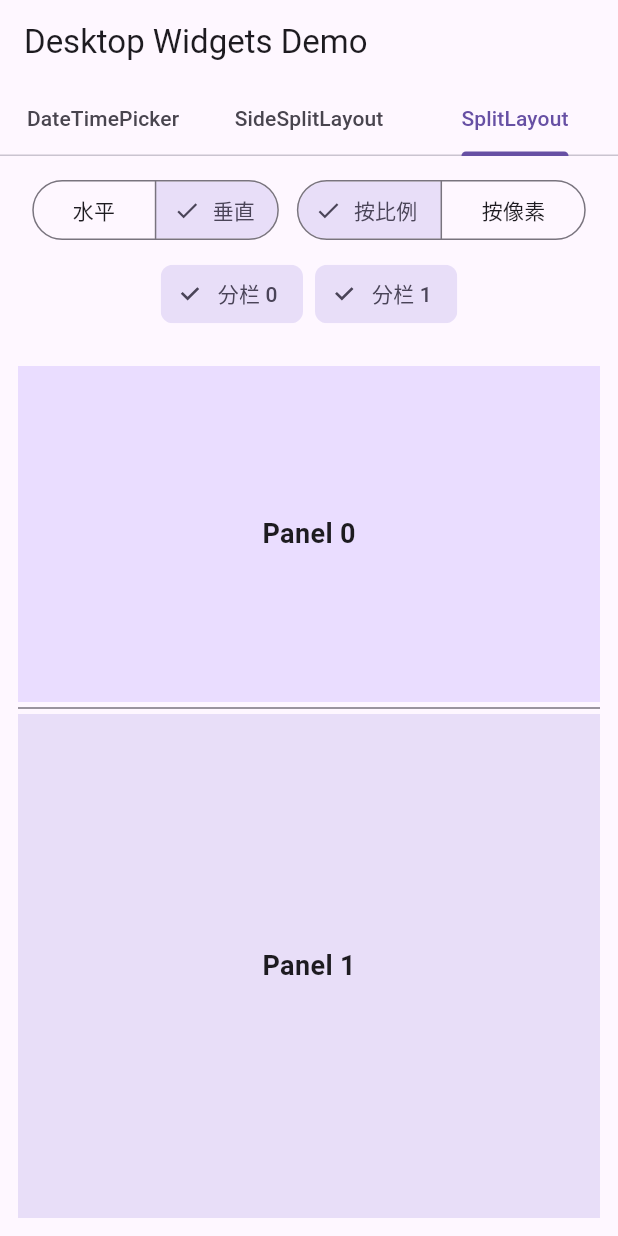
After one commit to foolkit/desktop_widgets, a Flutter app: the screen it shows after launch, tab 3 chosen, after a tap on "垂直", on a phone screen of 412 x 824 dp. The commit adds this screen. Run offline on Flutter 3.47's test engine with Material 3 defaults, Android fonts, the phone set to English and light mode, and no system bars; our stand-ins replace plugin_platform_interface, web.

Commit message:
feat(widget): 实现分栏布局组件

```diff
--- a/example/lib/main.dart
+++ b/example/lib/main.dart
@@ -1,6 +1,7 @@
 import 'package:flutter/material.dart';
 import 'package:desktop_widgets/desktop_widgets.dart';
 import 'side_split_layout_demo.dart';
+import 'split_layout_demo.dart';
 
 void main() {
   runApp(const MyApp());
@@ -14,7 +15,7 @@ class MyApp extends StatelessWidget {
     return MaterialApp(
       title: 'Desktop Widgets Demo',
       home: DefaultTabController(
-        length: 2,
+        length: 3,
         child: Scaffold(
           appBar: AppBar(
             title: const Text('Desktop Widgets Demo'),
@@ -22,6 +23,7 @@ class MyApp extends StatelessWidget {
               tabs: <Widget>[
                 Tab(text: 'DateTimePicker'),
                 Tab(text: 'SideSplitLayout'),
+                Tab(text: 'SplitLayout'),
               ],
             ),
           ),
@@ -32,6 +34,7 @@ class MyApp extends StatelessWidget {
                 child: DateTimePickerDemo(),
               ),
               SideSplitLayoutDemo(),
+              SplitLayoutDemo(),
             ],
           ),
         ),
--- /dev/null
+++ b/example/lib/split_layout_demo.dart
@@ -0,0 +1,133 @@
+import 'package:flutter/material.dart';
+import 'package:desktop_widgets/desktop_widgets.dart';
+
+class SplitLayoutDemo extends StatefulWidget {
+  const SplitLayoutDemo({super.key});
+
+  @override
+  State<SplitLayoutDemo> createState() => _SplitLayoutDemoState();
+}
+
+class _SplitLayoutDemoState extends State<SplitLayoutDemo> {
+  final SplitLayoutController _controller = SplitLayoutController();
+  SplitAxis _axis = SplitAxis.horizontal;
+  SplitSizeUnit _sizeUnit = SplitSizeUnit.proportional;
+
+  @override
+  void dispose() {
+    _controller.dispose();
+    super.dispose();
+  }
+
+  Widget _buildPanel(String title, Color color) {
+    return Container(
+      color: color,
+      alignment: Alignment.center,
+      child: Text(
+        title,
+        style: const TextStyle(fontSize: 18, fontWeight: FontWeight.bold),
+      ),
+    );
+  }
+
+  @override
+  Widget build(BuildContext context) {
+    final theme = Theme.of(context);
+
+    return Column(
+      children: <Widget>[
+        Padding(
+          padding: const EdgeInsets.all(12),
+          child: Wrap(
+            spacing: 12,
+            runSpacing: 8,
+            alignment: WrapAlignment.center,
+            children: <Widget>[
+              SegmentedButton<SplitAxis>(
+                selected: <SplitAxis>{_axis},
+                onSelectionChanged: (selection) {
+                  setState(() => _axis = selection.first);
+                },
+                segments: const <ButtonSegment<SplitAxis>>[
+                  ButtonSegment(
+                    value: SplitAxis.horizontal,
+                    label: Text('水平'),
+                  ),
+                  ButtonSegment(
+                    value: SplitAxis.vertical,
+                    label: Text('垂直'),
+                  ),
+                ],
+              ),
+              SegmentedButton<SplitSizeUnit>(
+                selected: <SplitSizeUnit>{_sizeUnit},
+                onSelectionChanged: (selection) {
+                  setState(() => _sizeUnit = selection.first);
+                },
+                segments: const <ButtonSegment<SplitSizeUnit>>[
+                  ButtonSegment(
+                    value: SplitSizeUnit.proportional,
+                    label: Text('按比例'),
+                  ),
+                  ButtonSegment(
+                    value: SplitSizeUnit.pixel,
+                    label: Text('按像素'),
+                  ),
+                ],
+              ),
+              ListenableBuilder(
+                listenable: _controller,
+                builder: (context, child) {
+                  return Row(
+                    mainAxisSize: MainAxisSize.min,
+                    children: <Widget>[
+                      FilterChip(
+                        label: const Text('分栏 0'),
+                        selected: _controller.panel0Visible,
+                        onSelected: (selected) {
+                          _controller.setPanelVisible(0, selected);
+                        },
+                      ),
+                      const SizedBox(width: 8),
+                      FilterChip(
+                        label: const Text('分栏 1'),
+                        selected: _controller.panel1Visible,
+                        onSelected: (selected) {
+                          _controller.setPanelVisible(1, selected);
+                        },
+                      ),
+                    ],
+                  );
+                },
+              ),
+            ],
+          ),
+        ),
+        Expanded(
+          child: Padding(
+            padding: const EdgeInsets.all(12),
+            child: SplitLayout(
+              axis: _axis,
+              sizeUnit: _sizeUnit,
+              controller: _controller,
+              panels: <SplitPanel>[
+                SplitPanel(
+                  size: _sizeUnit == SplitSizeUnit.proportional ? 0.4 : 200,
+                  minSize: _sizeUnit == SplitSizeUnit.proportional ? 0.0 : 100,
+                  maxSize: _sizeUnit == SplitSizeUnit.proportional ? 1.0 : 400,
+                  backgroundColor: theme.colorScheme.primaryContainer,
+                  child: _buildPanel('Panel 0', theme.colorScheme.primaryContainer),
+                ),
+                SplitPanel(
+                  priority: 1,
+                  backgroundColor: theme.colorScheme.secondaryContainer,
+                  child: _buildPanel('Panel 1', theme.colorScheme.secondaryContainer),
+                ),
+              ],
+            ),
+          ),
+        ),
+      ],
+    );
+  }
+}
--- a/lib/desktop_widgets.dart
+++ b/lib/desktop_widgets.dart
@@ -2,6 +2,7 @@
 export 'src/pickers/date_time_picker.dart';
 export 'src/pickers/date_time_format.dart';
 export 'src/layouts/side_split_layout.dart';
+export 'src/layouts/split_layout.dart';
 
 import 'desktop_widgets_platform_interface.dart';
 
--- /dev/null
+++ b/lib/src/layouts/split_layout.dart
@@ -0,0 +1,355 @@
+import 'dart:math' as math;
+
+import 'package:flutter/material.dart';
+
+/// 二分栏布局的方向。
+enum SplitAxis {
+  /// 水平方向，分栏左右排列。
+  horizontal,
+
+  /// 垂直方向，分栏上下排列。
+  vertical,
+}
+
+/// 二分栏尺寸的计算单位。
+enum SplitSizeUnit {
+  /// 按容器尺寸的比例分配。
+  proportional,
+
+  /// 按像素值分配，优先级高的分栏优先获得其指定像素。
+  pixel,
+}
+
+/// [SplitLayout] 中一个分栏的配置。
+class SplitPanel {
+  /// 创建一个分栏配置。
+  const SplitPanel({
+    required this.child,
+    this.backgroundColor,
+    this.priority = 0,
+    this.size,
+    this.minSize,
+    this.maxSize,
+  });
+
+  /// 分栏内容。
+  final Widget child;
+
+  /// 分栏背景色。
+  final Color? backgroundColor;
+
+  /// 布局尺寸计算优先级，数值越低优先级越高。
+  final int priority;
+
+  /// 初始尺寸。
+  ///
+  /// 当 [SplitLayout.sizeUnit] 为 [SplitSizeUnit.proportional] 时，
+  /// 该值表示占容器可用空间的比例（0.0 ~ 1.0）。
+  /// 当 [SplitLayout.sizeUnit] 为 [SplitSizeUnit.pixel] 时，
+  /// 该值表示像素尺寸。
+  final double? size;
+
+  /// 最小尺寸（宽度或高度）。
+  final double? minSize;
+
+  /// 最大尺寸（宽度或高度）。
+  final double? maxSize;
+}
+
+/// 用于从外部控制 [SplitLayout] 的状态。
+class SplitLayoutController extends ChangeNotifier {
+  final List<bool> _visible = <bool>[true, true];
+
+  /// 第一个分栏是否可见。
+  bool get panel0Visible => _visible[0];
+
+  /// 第二个分栏是否可见。
+  bool get panel1Visible => _visible[1];
+
+  /// 返回指定分栏的可见性。
+  bool isPanelVisible(int index) {
+    assert(index == 0 || index == 1, 'index must be 0 or 1');
+    return _visible[index];
+  }
+
+  /// 设置指定分栏的可见性。
+  void setPanelVisible(int index, bool visible) {
+    assert(index == 0 || index == 1, 'index must be 0 or 1');
+    if (_visible[index] == visible) return;
+    _visible[index] = visible;
+    notifyListeners();
+  }
+
+  /// 切换指定分栏的可见性。
+  void togglePanel(int index) => setPanelVisible(index, !_visible[index]);
+}
+
+/// 二分栏布局组件。
+///
+/// 包含两个分栏和一条分隔线，支持按比例或按像素分配尺寸，
+/// 可通过 [SplitLayoutController] 控制分栏显隐，支持拖拽调整尺寸。
+class SplitLayout extends StatefulWidget {
+  /// 创建一个二分栏布局。
+  const SplitLayout({
+    super.key,
+    required this.panels,
+    this.axis = SplitAxis.horizontal,
+    this.sizeUnit = SplitSizeUnit.proportional,
+    this.resizable = true,
+    this.dividerThickness = 1,
+    this.dividerColor,
+    this.controller,
+  }) : assert(panels.length == 2, 'SplitLayout requires exactly 2 panels');
+
+  /// 两个分栏配置，长度必须为 2。
+  final List<SplitPanel> panels;
+
+  /// 布局方向，默认为 [SplitAxis.horizontal]。
+  final SplitAxis axis;
+
+  /// 尺寸计算单位，默认为 [SplitSizeUnit.proportional]。
+  final SplitSizeUnit sizeUnit;
+
+  /// 是否可通过拖拽分隔线调整分栏尺寸。
+  final bool resizable;
+
+  /// 分隔线视觉厚度。
+  final double dividerThickness;
+
+  /// 分隔线颜色，默认使用 [ThemeData.dividerColor]。
+  final Color? dividerColor;
+
+  /// 外部控制器，用于控制分栏显隐。
+  final SplitLayoutController? controller;
+
+  @override
+  State<SplitLayout> createState() => _SplitLayoutState();
+}
+
+class _SplitLayoutState extends State<SplitLayout> {
+  late final SplitLayoutController _internalController;
+
+  SplitLayoutController get _effectiveController =>
+      widget.controller ?? _internalController;
+
+  /// 在 [SplitSizeUnit.proportional] 模式下，第一个分栏占可用空间的比例。
+  double _ratio = 0.5;
+
+  /// 在 [SplitSizeUnit.pixel] 模式下，优先级较高的分栏的像素尺寸。
+  double _pixelSize = 200.0;
+
+  /// 当前被跟踪的分栏索引（尺寸计算以该分栏为基准）。
+  late int _primaryIndex;
+
+  @override
+  void initState() {
+    super.initState();
+    _internalController = SplitLayoutController();
+    _internalController.addListener(_onControllerChanged);
+    _initSizing();
+  }
+
+  @override
+  void didChangeDependencies() {
+    super.didChangeDependencies();
+    widget.controller?.addListener(_onControllerChanged);
+  }
+
+  @override
+  void didUpdateWidget(covariant SplitLayout oldWidget) {
+    super.didUpdateWidget(oldWidget);
+    if (oldWidget.controller != widget.controller) {
+      oldWidget.controller?.removeListener(_onControllerChanged);
+      widget.controller?.addListener(_onControllerChanged);
+    }
+
+    final prioritiesChanged = oldWidget.panels[0].priority !=
+            widget.panels[0].priority ||
+        oldWidget.panels[1].priority != widget.panels[1].priority;
+    if (oldWidget.sizeUnit != widget.sizeUnit || prioritiesChanged) {
+      _initSizing();
+    }
+  }
+
+  @override
+  void dispose() {
+    _internalController.dispose();
+    widget.controller?.removeListener(_onControllerChanged);
+    super.dispose();
+  }
+
+  void _initSizing() {
+    if (widget.sizeUnit == SplitSizeUnit.proportional) {
+      _primaryIndex = 0;
+      final initial = widget.panels[0].size;
+      _ratio = initial == null ? 0.5 : initial.clamp(0.0, 1.0);
+    } else {
+      _primaryIndex = widget.panels[0].priority <= widget.panels[1].priority
+          ? 0
+          : 1;
+      final initial = widget.panels[_primaryIndex].size;
+      _pixelSize = initial ?? 200.0;
+    }
+  }
+
+  void _onControllerChanged() => setState(() {});
+
+  double get _dividerHitSize =>
+      widget.resizable ? math.max(8.0, widget.dividerThickness) : widget.dividerThickness;
+
+  double _primarySize(double available) {
+    final primaryPanel = widget.panels[_primaryIndex];
+    final otherIndex = 1 - _primaryIndex;
+    final otherPanel = widget.panels[otherIndex];
+
+    if (widget.sizeUnit == SplitSizeUnit.proportional) {
+      // 在按比例模式下，minSize/maxSize 也是比例值（0.0 ~ 1.0）。
+      final minPrimary = primaryPanel.minSize ?? 0.0;
+      final maxPrimary = primaryPanel.maxSize ?? 1.0;
+      final minOther = otherPanel.minSize ?? 0.0;
+      final maxOther = otherPanel.maxSize ?? 1.0;
+
+      double ratio = _ratio;
+      // 保证主分栏的比例约束
+      ratio = ratio.clamp(minPrimary, maxPrimary);
+      // 保证另一个分栏的比例约束
+      ratio = ratio.clamp(1.0 - maxOther, 1.0 - minOther);
+      return available * ratio.clamp(0.0, 1.0);
+    }
+
+    // 按像素模式：minSize/maxSize 为像素值。
+    double desired = _pixelSize;
+    final minPrimary = primaryPanel.minSize ?? 0.0;
+    final maxPrimary = primaryPanel.maxSize ?? double.infinity;
+    final minOther = otherPanel.minSize ?? 0.0;
+    final maxOther = otherPanel.maxSize ?? double.infinity;
+
+    // 先按自身 min/max 收敛
+    desired = desired.clamp(minPrimary, maxPrimary);
+    // 再保证另一个分栏满足其 min/max
+    desired = desired.clamp(available - maxOther, available - minOther);
+    // 最后限制在可用范围内
+    return desired.clamp(0.0, available);
+  }
+
+  void _onDragUpdate(DragUpdateDetails details, double available) {
+    final delta = widget.axis == SplitAxis.horizontal
+        ? details.delta.dx
+        : details.delta.dy;
+    final multiplier = _primaryIndex == 0 ? 1.0 : -1.0;
+
+    if (widget.sizeUnit == SplitSizeUnit.proportional) {
+      final newRatio = _ratio + delta * multiplier / available;
+      _ratio = newRatio.clamp(0.0, 1.0);
+    } else {
+      final newSize = _pixelSize + delta * multiplier;
+      _pixelSize = newSize.clamp(0.0, available);
+    }
+    setState(() {});
+  }
+
+  Widget _buildPanel(SplitPanel panel, double size) {
+    final child = Container(
+      color: panel.backgroundColor,
+      child: panel.child,
+    );
+
+    if (!size.isFinite || size <= 0) {
+      return Expanded(child: child);
+    }
+
+    return widget.axis == SplitAxis.horizontal
+        ? SizedBox(width: size, child: child)
+        : SizedBox(height: size, child: child);
+  }
+
+  Widget _buildDivider(double available) {
+    final dividerColor = widget.dividerColor ?? Theme.of(context).dividerColor;
+    final hitSize = _dividerHitSize;
+
+    Widget visualDivider;
+    if (widget.axis == SplitAxis.horizontal) {
+      visualDivider = Container(
+        width: hitSize,
+        alignment: Alignment.center,
+        child: Container(
+          width: widget.dividerThickness,
+          color: dividerColor,
+        ),
+      );
+    } else {
+      visualDivider = Container(
+        height: hitSize,
+        alignment: Alignment.center,
+        child: Container(
+          height: widget.dividerThickness,
+          color: dividerColor,
+        ),
+      );
+    }
+
+    if (!widget.resizable) return visualDivider;
+
+    return MouseRegion(
+      cursor: widget.axis == SplitAxis.horizontal
+          ? SystemMouseCursors.resizeColumn
+          : SystemMouseCursors.resizeRow,
+      child: GestureDetector(
+        key: const ValueKey<String>('splitLayoutDivider'),
+        behavior: HitTestBehavior.translucent,
+        onHorizontalDragUpdate: widget.axis == SplitAxis.horizontal
+            ? (details) => _onDragUpdate(details, available)
+            : null,
+        onVerticalDragUpdate: widget.axis == SplitAxis.vertical
+            ? (details) => _onDragUpdate(details, available)
+            : null,
+        child: visualDivider,
+      ),
+    );
+  }
+
+  @override
+  Widget build(BuildContext context) {
+    return LayoutBuilder(
+      builder: (context, constraints) {
+        final total = widget.axis == SplitAxis.horizontal
+            ? constraints.maxWidth
+            : constraints.maxHeight;
+
+        final panel0Visible = _effectiveController.isPanelVisible(0);
+        final panel1Visible = _effectiveController.isPanelVisible(1);
+
+        if (!panel0Visible && !panel1Visible) {
+          return const SizedBox.shrink();
+        }
+
+        if (!panel0Visible || !panel1Visible) {
+          final visibleIndex = panel0Visible ? 0 : 1;
+          return _buildPanel(widget.panels[visibleIndex], total);
+        }
+
+        final dividerSize = _dividerHitSize;
+        final available = total - dividerSize;
+        final primarySize = _primarySize(available);
+        final secondarySize = available - primarySize;
+
+        final children = <Widget>[];
+        if (_primaryIndex == 0) {
+          children
+            ..add(_buildPanel(widget.panels[0], primarySize))
+            ..add(_buildDivider(available))
+            ..add(_buildPanel(widget.panels[1], secondarySize));
+        } else {
+          children
+            ..add(_buildPanel(widget.panels[0], secondarySize))
+            ..add(_buildDivider(available))
+            ..add(_buildPanel(widget.panels[1], primarySize));
+        }
+
+        return widget.axis == SplitAxis.horizontal
+            ? Row(children: children)
+            : Column(children: children);
+      },
+    );
+  }
+}
```
Also changed, not shown: 1 other file.
